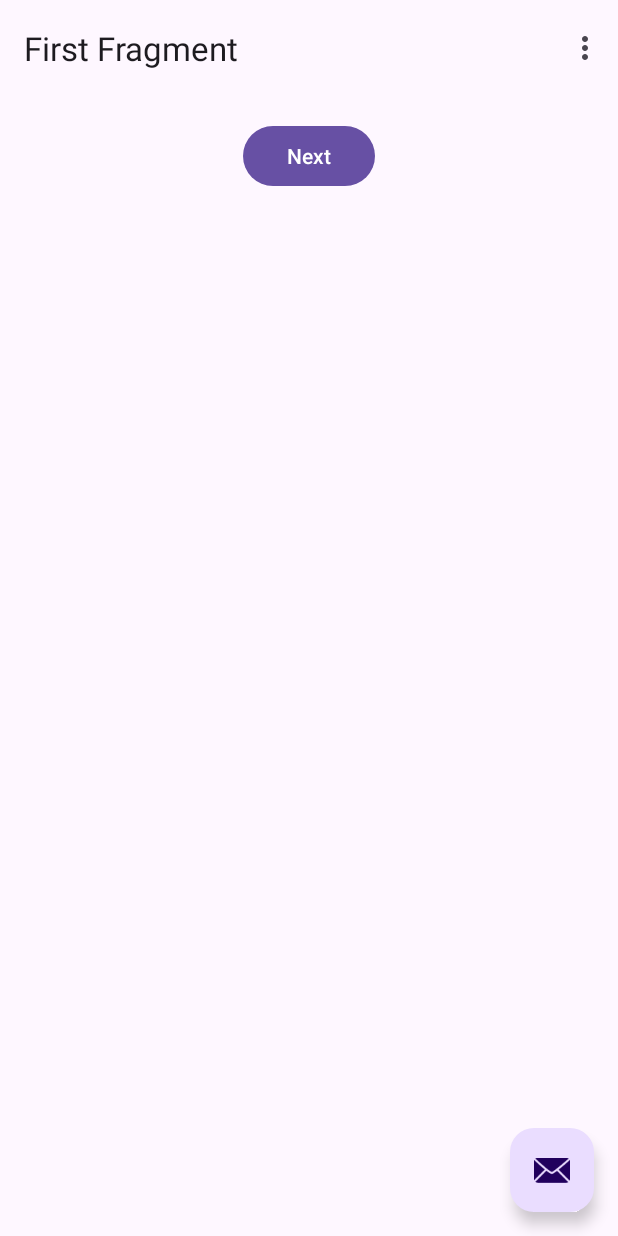
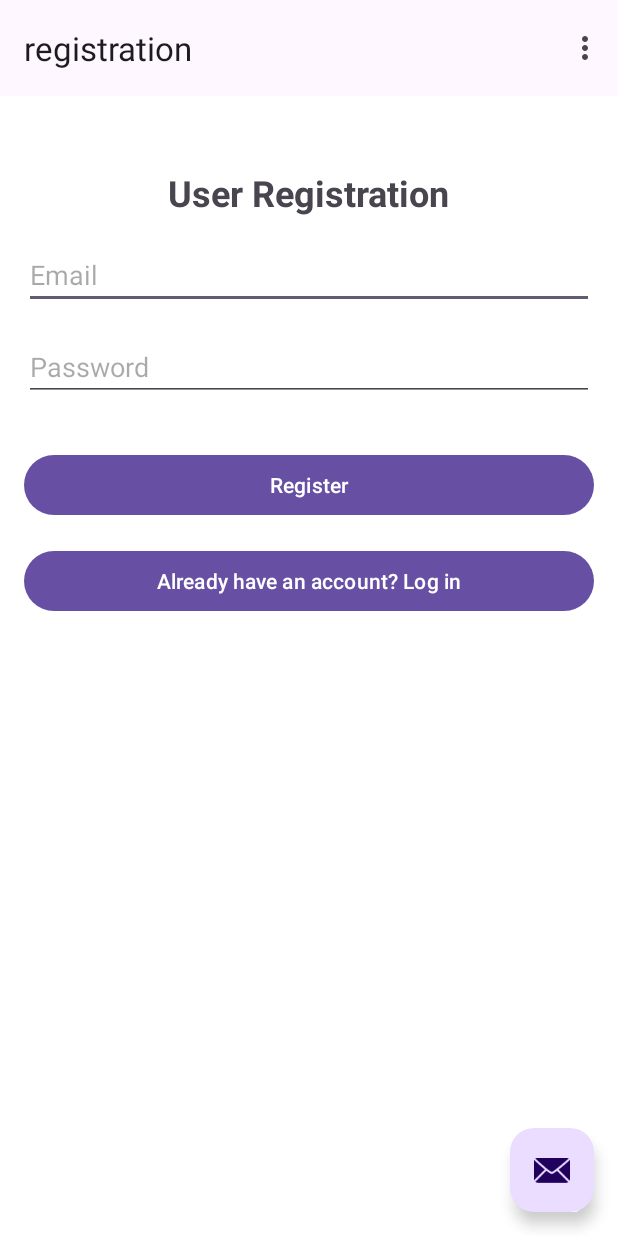
Before and after one commit to MykolaMuts/Kindness, an Android app: the screen it shows after launch (MainActivity), on a phone screen of 412 x 824 dp. Run offline under Robolectric (Android 15) with nearby library versions, the phone set to English and light mode, and no system bars; our stand-ins replace Firebase (no records; nobody signed in at launch, a user with empty details on screens opened directly), navigation-ui.

Commit message:
Add Login and Registration

```diff
--- a/app/build.gradle.kts
+++ b/app/build.gradle.kts
@@ -43,9 +43,11 @@ dependencies {
     implementation("androidx.navigation:navigation-fragment:2.5.3")
     implementation("androidx.navigation:navigation-ui:2.5.3")
     implementation("com.google.firebase:firebase-database:20.2.2")
+    implementation("com.google.firebase:firebase-auth:22.1.2")
     testImplementation("junit:junit:4.13.2")
     androidTestImplementation("androidx.test.ext:junit:1.1.5")
     androidTestImplementation("androidx.test.espresso:espresso-core:3.5.1")
     implementation ("com.google.android.gms:play-services-maps:18.1.0")
     implementation ("com.google.android.gms:play-services-location:21.0.1")
+    implementation ("com.google.firebase:firebase-auth:22.1.2")
 }
--- /dev/null
+++ b/app/src/main/java/com/project/RegistrationFragment.java
@@ -0,0 +1,110 @@
+package com.project;
+
+import android.os.Bundle;
+import android.view.LayoutInflater;
+import android.view.View;
+import android.view.ViewGroup;
+import android.widget.Button;
+import android.widget.EditText;
+import android.widget.Toast;
+
+import androidx.annotation.NonNull;
+import androidx.fragment.app.Fragment;
+import androidx.navigation.fragment.NavHostFragment;
+
+import com.google.android.gms.tasks.OnCompleteListener;
+import com.google.android.gms.tasks.Task;
+import com.google.firebase.auth.AuthResult;
+import com.google.firebase.auth.FirebaseAuth;
+import com.google.firebase.database.DatabaseReference;
+import com.google.firebase.database.FirebaseDatabase;
+import com.project.databinding.RegistrationBinding;
+import com.project.firebase.User;
+
+public class RegistrationFragment extends Fragment {
+
+    private RegistrationBinding binding;
+    private EditText emailEditText;
+    private EditText passwordEditText;
+    private Button registerButton;
+    private Button loginButton;
+    private FirebaseAuth firebaseAuth;
+
+    @Override
+    public View onCreateView(LayoutInflater inflater, ViewGroup container, Bundle savedInstanceState) {
+        binding = RegistrationBinding.inflate(inflater, container, false);
+        return binding.getRoot();
+    }
+
+    public void onViewCreated(@NonNull View view, Bundle savedInstanceState) {
+        super.onViewCreated(view, savedInstanceState);
+
+        emailEditText = view.findViewById(R.id.emailEditText);
+        passwordEditText = view.findViewById(R.id.passwordEditText);
+        registerButton = view.findViewById(R.id.registerButton);
+        loginButton = view.findViewById(R.id.loginButton);
+
+        firebaseAuth = FirebaseAuth.getInstance();
+
+        registerButton.setOnClickListener(new View.OnClickListener() {
+            @Override
+            public void onClick(View view) {
+                registerUser();
+            }
+        });
+
+        loginButton.setOnClickListener(new View.OnClickListener() {
+            @Override
+            public void onClick(View view) {
+                NavHostFragment.findNavController(RegistrationFragment.this)
+                        .navigate(R.id.action_registrationFragment_to_loginFragment);
+            }
+        });
+    }
+
+    private void registerUser() {
+        String email = emailEditText.getText().toString();
+        String password = passwordEditText.getText().toString();
+
+        if (email.isEmpty() || password.isEmpty()) {
+            showToast("Please fill in all fields");
+            return;
+        }
+
+        firebaseAuth.createUserWithEmailAndPassword(email, password)
+                .addOnCompleteListener(requireActivity(), new OnCompleteListener<AuthResult>() {
+                    @Override
+                    public void onComplete(@NonNull Task<AuthResult> task) {
+                        if (task.isSuccessful()) {
+                            showToast("Registration successful");
+                            // Save user data in the Realtime Database
+                            saveUserData(email);
+                        } else {
+                            showToast("Registration failed. Please try again.");
+                        }
+                    }
+                });
+    }
+
+    private void saveUserData(String email) {
+        // Get the registered user's unique ID
+        String userId = firebaseAuth.getCurrentUser().getUid();
+
+        // Create a reference to the "users" node in the Realtime Database
+        DatabaseReference usersRef = FirebaseDatabase.getInstance().getReference("users");
+
+        // Create a new child node with the user's unique ID and set user data
+        User user = new User(email); // Create a User object with the required data
+        usersRef.child(userId).setValue(user); // Save the user object
+    }
+
+    private void showToast(String message) {
+        Toast.makeText(requireContext(), message, Toast.LENGTH_SHORT).show();
+    }
+
+    @Override
+    public void onDestroyView() {
+        super.onDestroyView();
+        binding = null;
+    }
+}
--- /dev/null
+++ b/app/src/main/res/layout/registration.xml
@@ -0,0 +1,62 @@
+<?xml version="1.0" encoding="utf-8"?>
+<RelativeLayout xmlns:android="http://schemas.android.com/apk/res/android"
+    xmlns:app="http://schemas.android.com/apk/res-auto"
+    xmlns:tools="http://schemas.android.com/tools"
+    android:layout_width="match_parent"
+    android:layout_height="match_parent"
+    android:paddingStart="16dp"
+    android:paddingTop="16dp"
+    android:paddingEnd="16dp"
+    android:paddingBottom="16dp"
+    android:background="@android:color/white"
+    tools:context=".RegistrationFragment">
+
+    <TextView
+        android:id="@+id/registrationTitle"
+        android:layout_width="wrap_content"
+        android:layout_height="wrap_content"
+        android:layout_centerHorizontal="true"
+        android:layout_marginTop="32dp"
+        android:text="User Registration"
+        android:textSize="24sp"
+        android:textStyle="bold" />
+
+    <EditText
+        android:id="@+id/emailEditText"
+        android:layout_width="match_parent"
+        android:layout_height="wrap_content"
+        android:layout_below="@id/registrationTitle"
+        android:layout_marginTop="16dp"
+        android:hint="Email"
+        android:inputType="textEmailAddress"
+        android:layout_centerHorizontal="true" />
+
+    <EditText
+        android:id="@+id/passwordEditText"
+        android:layout_width="match_parent"
+        android:layout_height="wrap_content"
+        android:layout_below="@id/emailEditText"
+        android:layout_marginTop="16dp"
+        android:hint="Password"
+        android:inputType="textPassword"
+        android:layout_centerHorizontal="true" />
+
+    <Button
+        android:id="@+id/registerButton"
+        android:layout_width="match_parent"
+        android:layout_height="wrap_content"
+        android:layout_below="@id/passwordEditText"
+        android:layout_marginTop="32dp"
+        android:text="Register"
+        android:layout_centerHorizontal="true" />
+
+    <Button
+        android:id="@+id/loginButton"
+        android:layout_width="match_parent"
+        android:layout_height="wrap_content"
+        android:layout_below="@id/registerButton"
+        android:layout_marginTop="16dp"
+        android:text="Already have an account? Log in"
+        android:layout_centerHorizontal="true" />
+
+</RelativeLayout>
--- a/app/src/main/res/navigation/nav_graph.xml
+++ b/app/src/main/res/navigation/nav_graph.xml
@@ -3,7 +3,7 @@
     xmlns:app="http://schemas.android.com/apk/res-auto"
     xmlns:tools="http://schemas.android.com/tools"
     android:id="@+id/nav_graph"
-    app:startDestination="@id/FirstFragment">
+    app:startDestination="@id/registrationFragment">
 
     <fragment
         android:id="@+id/FirstFragment"
@@ -35,4 +35,25 @@
         android:name="com.project.SetLocationFragment"
         android:label="Set Location"
         tools:layout="@layout/set_location" />
+    <fragment
+        android:id="@+id/loginFragment"
+        android:name="com.project.LoginFragment"
+        android:label="login"
+        tools:layout="@layout/login" >
+        <action
+            android:id="@+id/action_loginFragment_to_FirstFragment"
+            app:destination="@id/FirstFragment" />
+        <action
+            android:id="@+id/action_loginFragment_to_registrationFragment"
+            app:destination="@id/registrationFragment" />
+    </fragment>
+    <fragment
+        android:id="@+id/registrationFragment"
+        android:name="com.project.RegistrationFragment"
+        android:label="registration"
+        tools:layout="@layout/registration" >
+        <action
+            android:id="@+id/action_registrationFragment_to_loginFragment"
+            app:destination="@id/loginFragment" />
+    </fragment>
 </navigation>
--- a/app/src/main/res/values/strings.xml
+++ b/app/src/main/res/values/strings.xml
@@ -53,4 +53,8 @@
         libero vel nunc consequat, quis tincidunt nisl eleifend. Cras bibendum enim a justo luctus
         vestibulum. Fusce dictum libero quis erat maximus, vitae volutpat diam dignissim.
     </string>
+    <string name="already_have_an_account_log_in">Already have an account? Log in</string>
+    <string name="password">Password</string>
+    <string name="register">Register</string>
+    <string name="registration">Registration</string>
 </resources>
```
Also changed, not shown: app/src/main/java/com/project/LoginFragment.java (added, +94 -0 lines), app/src/main/java/com/project/firebase/User.java (added, +23 -0 lines), app/src/main/res/layout/login.xml (added, +62 -0 lines).
